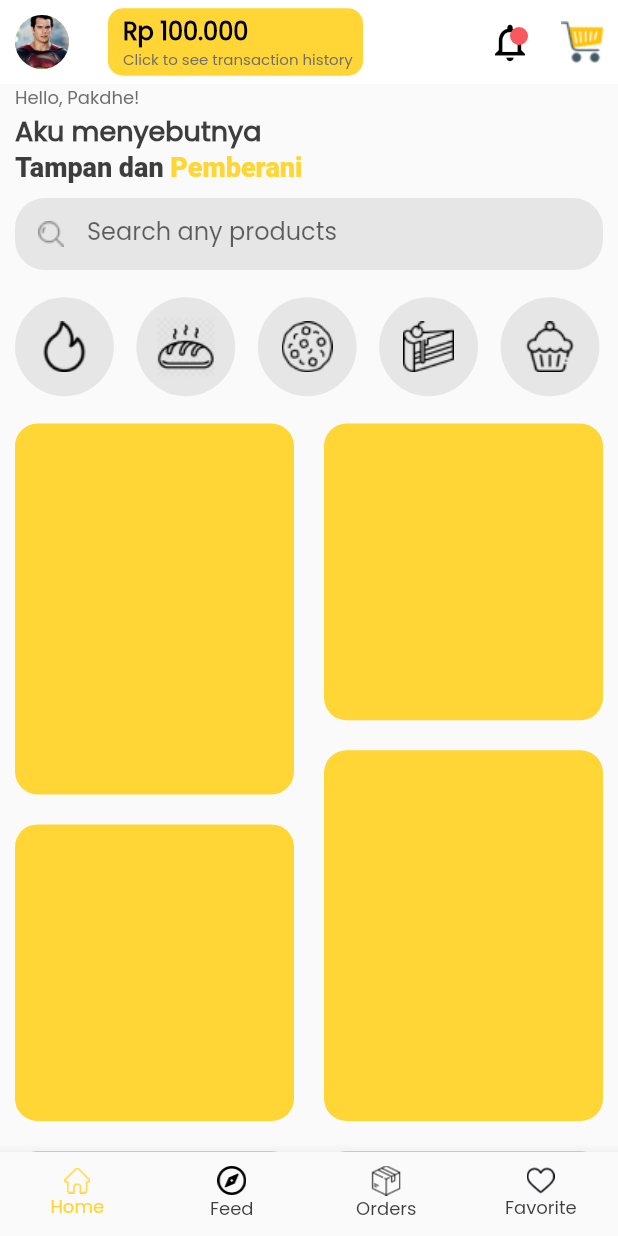
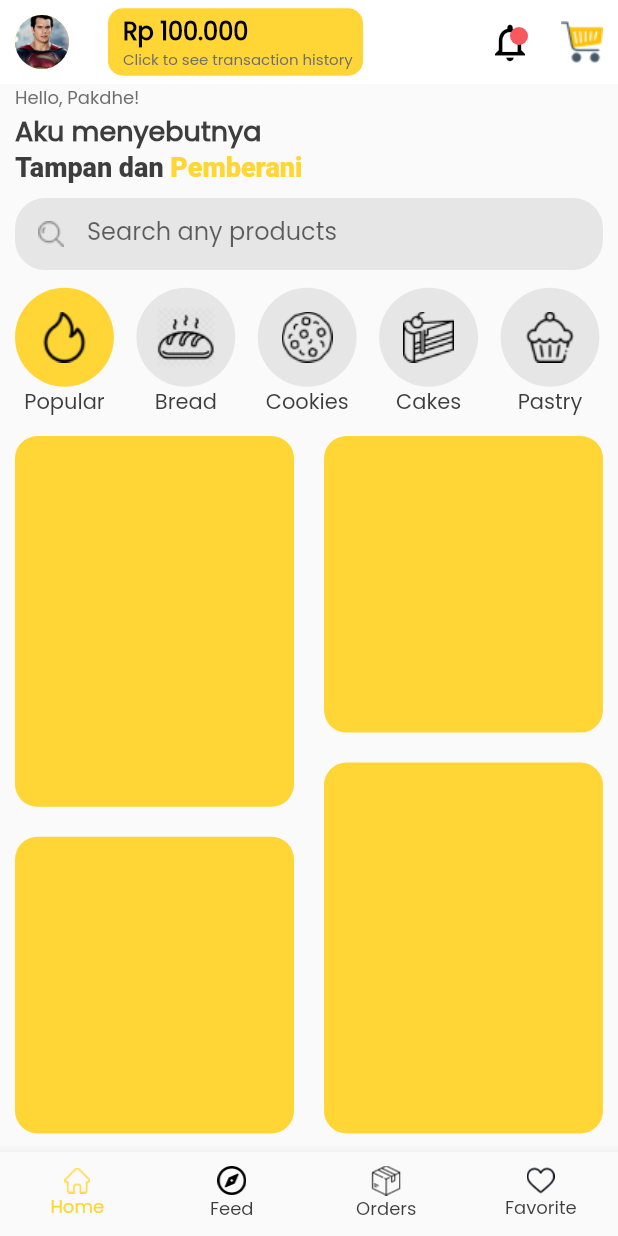
Before and after one commit to Yoga3911/breadify, a Flutter app: the MainPage screen opened by its route, on a phone screen of 412 x 824 dp. Run offline on Flutter 3.47's test engine with Material 2 defaults, Android fonts, the phone set to English and light mode, and no system bars; our stand-ins replace cloud_firestore, firebase_core, shimmer; accounts and stored records are empty.

Commit message:
update home ui

```diff
--- a/lib/app/constant/color.dart
+++ b/lib/app/constant/color.dart
@@ -30,6 +30,7 @@ class MyColor {
   static const black = Color(0xFF3D3D3D);
   static const grey = Color(0xFF6E6E6E);
   static const grey2 = Color(0xFF9E9E9E);
+  static const grey3 = Color(0xFFE6E6E6);
   static const yellow = Color(0xFFFFD635);
   static const cream = Color(0xFFFEF6D4);
 }
--- /dev/null
+++ b/lib/app/models/category.dart
@@ -0,0 +1,11 @@
+class CategoryModel {
+  CategoryModel({
+    required this.name,
+    required this.asset,
+    this.isSelected = false,
+  });
+
+  final String name;
+  final String asset;
+  bool isSelected;
+}
--- a/lib/app/routes/route.dart
+++ b/lib/app/routes/route.dart
@@ -34,19 +34,19 @@ class Routes {
   static const String checkout = "/checkout";
 
   static final data = <String, WidgetBuilder>{
-    introduction: (context) => const IntroductionPage(),
-    login: (context) => const LoginPage(),
-    register: (context) => const RegisterPage(),
-    main: (context) => const MainPage(),
-    home: (context) => const HomePage(),
-    feed: (context) => const FeedPage(),
-    history: (context) => const HistoryPage(),
-    ongoing: (context) => const OngoingPage(),
-    favorite: (context) => const FavoritePage(),
-    profile: (context) => const ProfilePage(),
-    store: (context) => const StorePage(),
-    product: (context) => const ProductPage(),
-    cart: (context) => const CartPage(),
-    checkout: (context) => const CheckoutPage(),
+    introduction: (_) => const IntroductionPage(),
+    login: (_) => const LoginPage(),
+    register: (_) => const RegisterPage(),
+    main: (_) => const MainPage(),
+    home: (_) => const HomePage(),
+    feed: (_) => const FeedPage(),
+    history: (_) => const HistoryPage(),
+    ongoing: (_) => const OngoingPage(),
+    favorite: (_) => const FavoritePage(),
+    profile: (_) => const ProfilePage(),
+    store: (_) => const StorePage(),
+    product: (_) => const ProductPage(),
+    cart: (_) => const CartPage(),
+    checkout: (_) => const CheckoutPage(),
   };
 }
--- /dev/null
+++ b/lib/app/view_model/category_provider.dart
@@ -0,0 +1,20 @@
+import 'package:flutter/cupertino.dart';
+import 'package:project/app/models/category.dart';
+
+class CategoryProvier with ChangeNotifier {
+  bool _selectedPopular = false;
+  bool _selectedBread = false;
+  bool _selectedCookies = false;
+  bool _selectedCakes = false;
+  bool _selectedPastry = false;
+  bool _selectedBrownies = false;
+
+  get popular => _selectedPopular;
+  get bread => _selectedBread;
+  get cookies => _selectedCookies;
+  get cakes => _selectedCakes;
+  get pastry => _selectedPastry;
+  get brownies => _selectedBrownies;
+
+  void setPopular(CategoryModel category, bool selected) => category.isSelected = selected;
+}
--- a/lib/app/view_model/provider.dart
+++ b/lib/app/view_model/provider.dart
@@ -1,8 +1,7 @@
+import 'package:project/app/view_model/category_provider.dart';
 import 'package:provider/provider.dart';
 import 'package:provider/single_child_widget.dart';
 
-class MyProvider {
-  MyProvider._();
-
-  static final List<SingleChildWidget> data = [];
-}
+final List<SingleChildWidget> providerData = [
+  ChangeNotifierProvider(create: (context) => CategoryProvier()),
+];
--- a/lib/app/views/introduction/introduction.dart
+++ b/lib/app/views/introduction/introduction.dart
@@ -10,9 +10,7 @@ class IntroductionPage extends StatelessWidget {
     return Scaffold(
       body: Center(
         child: ElevatedButton(
-          onPressed: () {
-            Navigator.pushNamed(context, Routes.login);
-          },
+          onPressed: () => Navigator.pushNamed(context, Routes.login),
           child: const Text("Introduction"),
         ),
       ),
--- a/lib/app/views/main/home/widgets/category.dart
+++ b/lib/app/views/main/home/widgets/category.dart
@@ -1,40 +1,90 @@
+import 'dart:developer';
+
+import 'package:cloud_firestore/cloud_firestore.dart';
 import 'package:flutter/material.dart';
+import 'package:project/app/constant/collection.dart';
+import 'package:project/app/constant/color.dart';
+import 'package:project/app/models/category.dart';
+import 'package:project/app/view_model/category_provider.dart';
+import 'package:provider/provider.dart';
+import 'package:shimmer/shimmer.dart';
 
-class ProductCategory extends StatelessWidget {
+class ProductCategory extends StatefulWidget {
   const ProductCategory({Key? key}) : super(key: key);
 
   @override
+  State<ProductCategory> createState() => _ProductCategoryState();
+}
+
+class _ProductCategoryState extends State<ProductCategory> {
+  String selected = "Popular";
+  List<Map<String, String>> categoryData = [
+    {
+      "asset": "assets/icons/fire.png",
+      "name": "Popular",
+    },
+    {
+      "asset": "assets/icons/bread.png",
+      "name": "Bread",
+    },
+    {
+      "asset": "assets/icons/cookies.png",
+      "name": "Cookies",
+    },
+    {
+      "asset": "assets/icons/cakes.png",
+      "name": "Cakes",
+    },
+    {
+      "asset": "assets/icons/pastry.png",
+      "name": "Pastry",
+    },
+    {
+      "asset": "assets/icons/brownie.png",
+      "name": "Brownies",
+    },
+  ];
+  @override
   Widget build(BuildContext context) {
     final Size _size = MediaQuery.of(context).size;
-    final List<String> _categoryData = [
-      "assets/icons/fire.png",
-      "assets/icons/bread.png",
-      "assets/icons/cookies.png",
-      "assets/icons/cakes.png",
-      "assets/icons/pastry.png",
-    ];
-
+    final categoryProvider = Provider.of<CategoryProvier>(context);
     return SizedBox(
-      height: _size.height * 0.1,
+      height: _size.height * 0.11,
       child: ListView(
         scrollDirection: Axis.horizontal,
-        children: _categoryData
-            .map(
-              (e) => Container(
-                margin: const EdgeInsets.only(right: 15),
+        children: categoryData.map(
+          (e) {
+            CategoryModel category =
+                CategoryModel(name: e["name"]!, asset: e["asset"]!);
+            return Padding(
+              padding: const EdgeInsets.only(right: 15),
+              child: Column(
+                mainAxisAlignment: MainAxisAlignment.center,
+                crossAxisAlignment: CrossAxisAlignment.center,
+                children: [
+                  GestureDetector(
+                    onTap: () => setState(() => selected = category.name),
+                    child: Container(
                       height: _size.height * 0.08,
                       width: _size.height * 0.08,
-                decoration: const BoxDecoration(
-                  color: Color.fromARGB(255, 230, 230, 230),
+                      decoration: BoxDecoration(
+                        color: (selected == category.name)
+                            ? MyColor.yellow
+                            : MyColor.grey3,
                         shape: BoxShape.circle,
                       ),
                       child: Transform.scale(
-                  child: Image.asset(e),
+                        child: Image.asset(category.asset),
                         scale: 1,
                       ),
                     ),
-            )
-            .toList(),
+                  ),
+                  Text(category.name),
+                ],
+              ),
+            );
+          },
+        ).toList(),
       ),
     );
   }
--- a/lib/app/views/main/home/widgets/search.dart
+++ b/lib/app/views/main/home/widgets/search.dart
@@ -1,4 +1,6 @@
 import 'package:flutter/material.dart';
+
+import '../../../../constant/color.dart';
 
 class SearchBar extends StatelessWidget {
   const SearchBar({Key? key}) : super(key: key);
@@ -11,12 +13,13 @@ class SearchBar extends StatelessWidget {
           borderRadius: BorderRadius.circular(20),
         ),
         enabledBorder: OutlineInputBorder(
-            borderRadius: BorderRadius.circular(20),
-            borderSide: const BorderSide(width: 0, color: Colors.transparent)),
+          borderRadius: BorderRadius.circular(20),
+          borderSide: const BorderSide(width: 0, color: Colors.transparent),
+        ),
         label: const Text("Search any products"),
         prefixIcon: Image.asset("assets/icons/search.png"),
         floatingLabelBehavior: FloatingLabelBehavior.never,
-        fillColor: const Color.fromARGB(255, 230, 230, 230),
+        fillColor: MyColor.grey3,
         filled: true,
         isDense: true,
         contentPadding: const EdgeInsets.all(10),
--- a/lib/app/views/main/main_page.dart
+++ b/lib/app/views/main/main_page.dart
@@ -15,8 +15,6 @@ class MainPage extends StatefulWidget {
 
 class _MainPageState extends State<MainPage> {
   int _selectedIndex = 0;
-
-  void _onTap(int index) => setState(() => _selectedIndex = index);
 
   final List<Map<String, String>> _iconData = [
     {
@@ -55,7 +53,7 @@ class _MainPageState extends State<MainPage> {
       bottomNavigationBar: BottomNavigationBar(
         selectedLabelStyle: const TextStyle(fontSize: 12),
         unselectedLabelStyle: const TextStyle(fontSize: 12),
-        onTap: _onTap,
+        onTap: (index) => setState(() => _selectedIndex = index),
         selectedItemColor: MyColor.yellow,
         unselectedItemColor: MyColor.black,
         showUnselectedLabels: true,
--- a/lib/main.dart
+++ b/lib/main.dart
@@ -1,8 +1,8 @@
 import 'package:firebase_core/firebase_core.dart';
 import 'package:flutter/material.dart';
-import 'package:project/app/view_model/provider.dart';
 import 'package:provider/provider.dart';
 
+import 'app/view_model/provider.dart';
 import 'app/constant/color.dart';
 import 'app/routes/route.dart';
 
@@ -17,11 +17,14 @@ class MyApp extends StatelessWidget {
 
   @override
   Widget build(BuildContext context) {
-    return MaterialApp(
-      debugShowCheckedModeBanner: false,
-      theme: MyColor.theme(context),
-      initialRoute: Routes.introduction,
-      routes: Routes.data,
+    return MultiProvider(
+      providers: providerData,
+      child: MaterialApp(
+        debugShowCheckedModeBanner: false,
+        theme: MyColor.theme(context),
+        initialRoute: Routes.introduction,
+        routes: Routes.data,
+      ),
     );
   }
 }
```
Also changed, not shown: assets/icons/brownie.png (added). Lines whose indentation alone changed are shown as unchanged.
